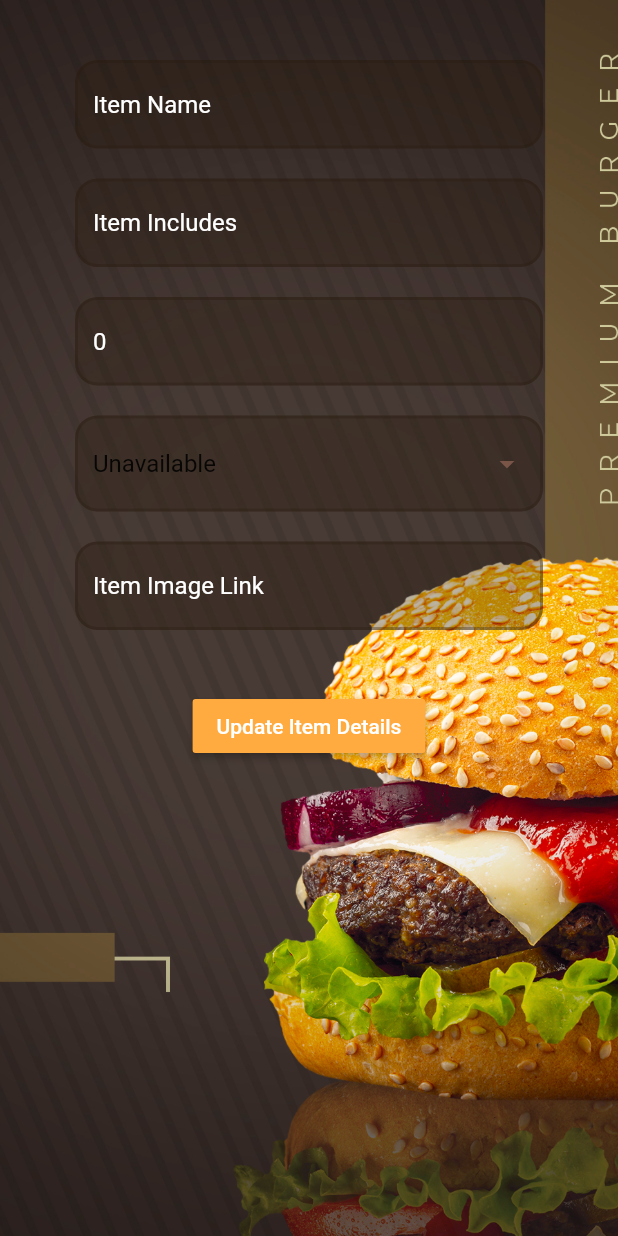
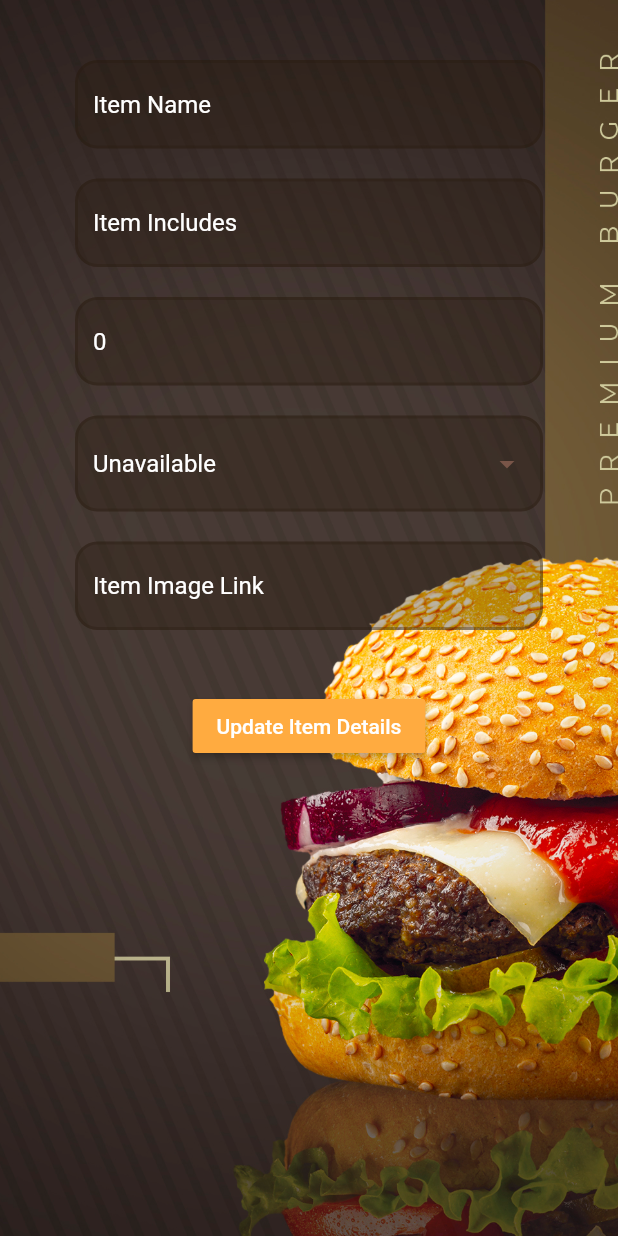
Before and after one commit to pasindupiumal/Flutter_CTSE, a Flutter app: the UpdateItem screen opened directly with empty values, on a phone screen of 412 x 824 dp. Run offline on Flutter 3.47's test engine with Material 2 defaults, Android fonts, the light colour scheme and no system bars; our stand-ins replace cloud_firestore, firebase_auth, flutter_spinkit; accounts and stored records are empty.

Commit message:
final improvements

```diff
--- a/lib/screens/home/updateItem.dart
+++ b/lib/screens/home/updateItem.dart
@@ -216,7 +216,7 @@ class _UpdateItemState extends State<UpdateItem> {
                           items: itemStatusOptions.map((item){
                             return custom.DropdownMenuItem(
                               value: item,
-                              child: Text('$item'),
+                              child: Text('$item' , style: TextStyle(color: Colors.white),),
                             );
                           }).toList(),
                           onChanged: (value){
```
